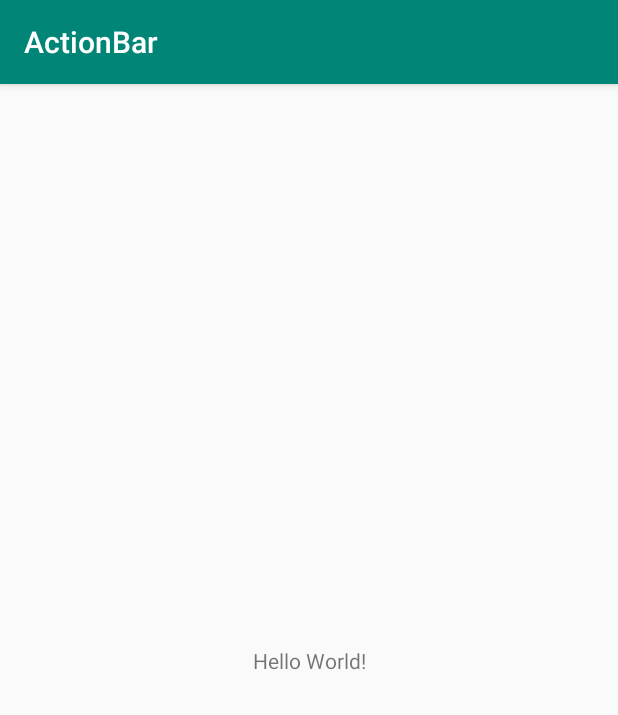
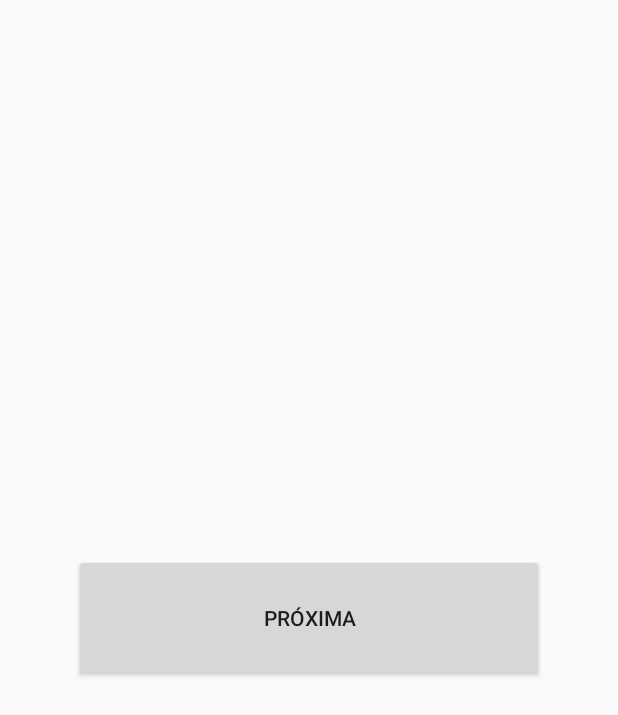
Before and after one commit to RobsonFrias1422/ActionBar, an Android app: the screen it shows after launch (MainActivity), on a phone screen of 412 x 824 dp. Shown: the top 715 px of the screen. Run offline under Robolectric (Android 15) with nearby library versions, the phone set to English and light mode, and no system bars.

Commit message:
ActionBar implementação

```diff
--- a/app/src/main/AndroidManifest.xml
+++ b/app/src/main/AndroidManifest.xml
@@ -9,6 +9,7 @@
         android:roundIcon="@mipmap/ic_launcher_round"
         android:supportsRtl="true"
         android:theme="@style/AppTheme">
+        <activity android:name=".ActionBarActivity"></activity>
         <activity android:name=".MainActivity">
             <intent-filter>
                 <action android:name="android.intent.action.MAIN" />
--- a/app/src/main/java/br/com/etechoracio/actionbar/MainActivity.java
+++ b/app/src/main/java/br/com/etechoracio/actionbar/MainActivity.java
@@ -1,7 +1,9 @@
 package br.com.etechoracio.actionbar;
 
+import android.content.Intent;
 import android.support.v7.app.AppCompatActivity;
 import android.os.Bundle;
+import android.view.View;
 
 public class MainActivity extends AppCompatActivity {
 
@@ -9,5 +11,15 @@ public class MainActivity extends AppCompatActivity {
     protected void onCreate(Bundle savedInstanceState) {
         super.onCreate(savedInstanceState);
         setContentView(R.layout.activity_main);
+
+    }
+
+    public void onProximo(View view) {
+
+        Intent intent = new Intent(this, ActionBarActivity.class);
+
+        startActivity(intent);
+
+
     }
 }
--- a/app/src/main/res/layout/activity_main.xml
+++ b/app/src/main/res/layout/activity_main.xml
@@ -6,13 +6,20 @@
     android:layout_height="match_parent"
     tools:context=".MainActivity">
 
-    <TextView
-        android:layout_width="wrap_content"
-        android:layout_height="wrap_content"
-        android:text="Hello World!"
+    <Button
+        android:id="@+id/btnproxima"
+        android:layout_width="313dp"
+        android:layout_height="85dp"
+        android:layout_marginStart="8dp"
+        android:layout_marginLeft="8dp"
+        android:layout_marginTop="8dp"
+        android:layout_marginEnd="8dp"
+        android:layout_marginRight="8dp"
+        android:layout_marginBottom="8dp"
+        android:onClick="onProximo"
+        android:text="Próxima"
         app:layout_constraintBottom_toBottomOf="parent"
-        app:layout_constraintLeft_toLeftOf="parent"
-        app:layout_constraintRight_toRightOf="parent"
+        app:layout_constraintEnd_toEndOf="parent"
+        app:layout_constraintStart_toStartOf="parent"
         app:layout_constraintTop_toTopOf="parent" />
-
 </android.support.constraint.ConstraintLayout>
--- a/app/src/main/res/values/styles.xml
+++ b/app/src/main/res/values/styles.xml
@@ -1,7 +1,7 @@
 <resources>
 
     <!-- Base application theme. -->
-    <style name="AppTheme" parent="Theme.AppCompat.Light.DarkActionBar">
+    <style name="AppTheme" parent="Theme.AppCompat.Light.NoActionBar">
         <!-- Customize your theme here. -->
         <item name="colorPrimary">@color/colorPrimary</item>
         <item name="colorPrimaryDark">@color/colorPrimaryDark</item>
```
Also changed, not shown: app/src/main/java/br/com/etechoracio/actionbar/ActionBarActivity.java (added, +52 -0 lines), app/src/main/res/layout/activity_action_bar.xml (added, +18 -0 lines), app/src/main/res/menu/actions.xml (added, +21 -0 lines), app/src/main/res/drawable/baseline_bluetooth_white_18dp.png (added), app/src/main/res/drawable/baseline_wifi_white_18dp.png (added).
